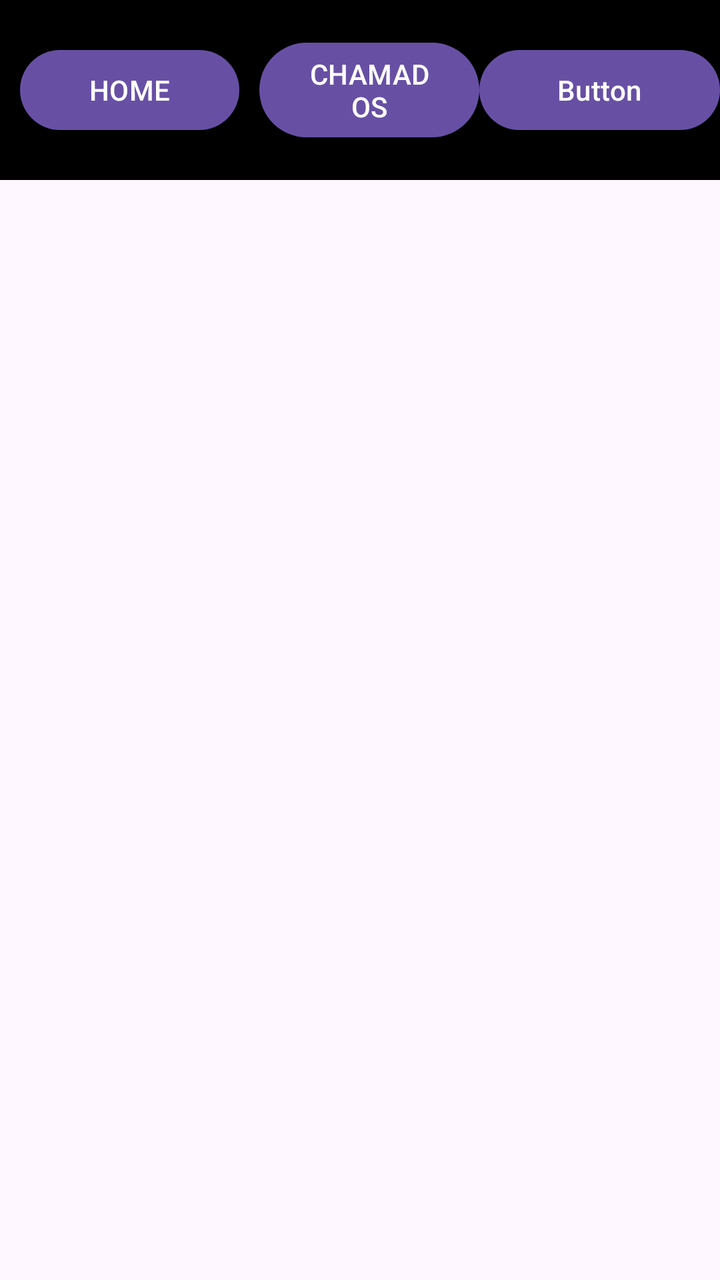
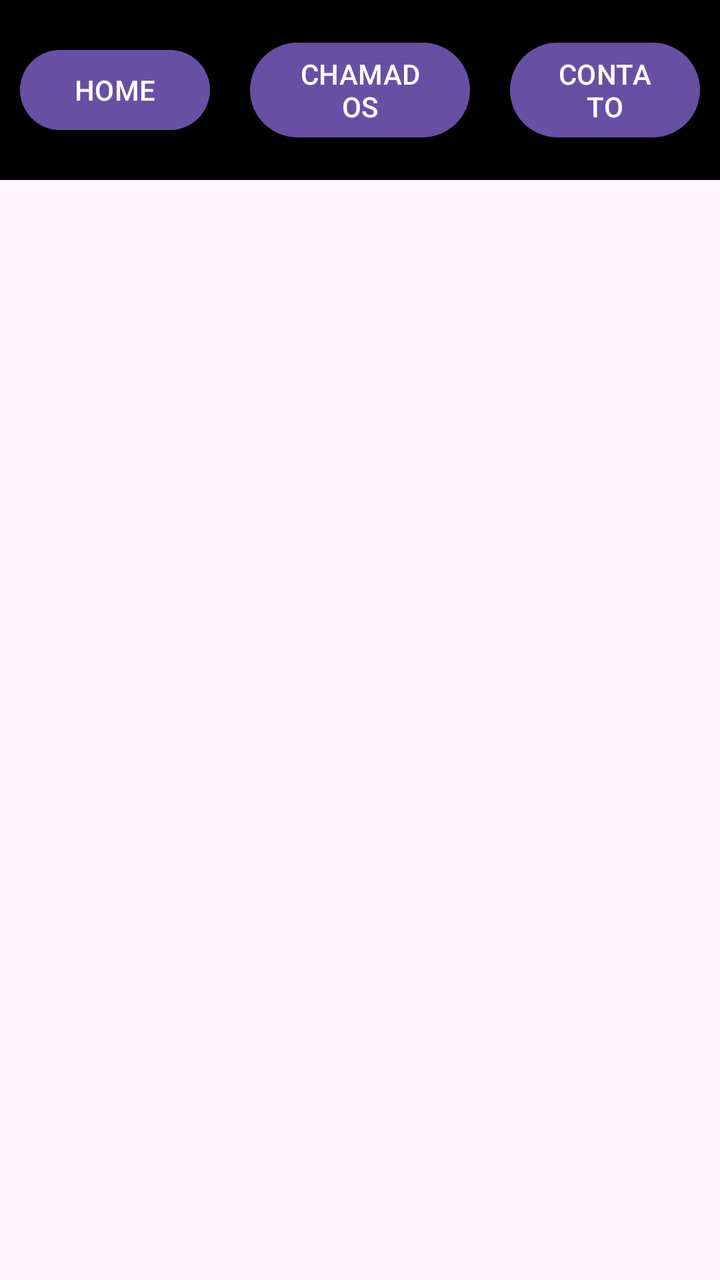

Before-and-after screenshots of an Android layout around one commit, followed by the original layout XML and the change that was made.
<!-- AndroidManifest.xml: application theme Theme.ProjetoOSsystemASP -->
<!-- res/layout/activity_main.xml -->
<?xml version="1.0" encoding="utf-8"?>
<LinearLayout xmlns:android="http://schemas.android.com/apk/res/android"
    xmlns:app="http://schemas.android.com/apk/res-auto"
    xmlns:tools="http://schemas.android.com/tools"
    android:id="@+id/main"
    android:layout_width="match_parent"
    android:layout_height="match_parent"
    android:orientation="vertical"
    tools:context=".MainActivity">

    <LinearLayout
        android:layout_width="match_parent"
        android:layout_height="90dp"
        android:background="#000000"
        android:gravity="center"
        android:orientation="horizontal">

        <Button
            android:id="@+id/btHome"
            android:layout_width="80dp"
            android:layout_height="wrap_content"
            android:layout_margin="10dp"
            android:layout_weight="1"
            android:text="HOME" />

        <Button
            android:id="@+id/btChamados"
            android:layout_width="80dp"
            android:layout_height="wrap_content"
            android:layout_weight="1"
            android:text="CHAMADOS" />

        <Button
            android:id="@+id/button3"
            android:layout_width="wrap_content"
            android:layout_height="wrap_content"
            android:layout_weight="1"
            android:text="Button" />
    </LinearLayout>
</LinearLayout>
<!-- resources referenced by this layout -->
<resources>
  <style name="Theme.ProjetoOSsystemASP" parent="Base.Theme.ProjetoOSsystemASP" />
  <style name="Base.Theme.ProjetoOSsystemASP" parent="Theme.Material3.DayNight.NoActionBar">
          
          
      </style>
</resources>

<!-- the commit's change to res/layout/activity_main.xml (unified diff, before → after) -->
@@ -17,7 +17,7 @@
 
         <Button
             android:id="@+id/btHome"
-            android:layout_width="80dp"
+            android:layout_width="75dp"
             android:layout_height="wrap_content"
             android:layout_margin="10dp"
             android:layout_weight="1"
@@ -25,16 +25,25 @@
 
         <Button
             android:id="@+id/btChamados"
-            android:layout_width="80dp"
+            android:layout_width="90dp"
             android:layout_height="wrap_content"
+            android:layout_margin="10dp"
             android:layout_weight="1"
             android:text="CHAMADOS" />
 
         <Button
-            android:id="@+id/button3"
-            android:layout_width="wrap_content"
+            android:id="@+id/btContato"
+            android:layout_width="75dp"
             android:layout_height="wrap_content"
+            android:layout_margin="10dp"
             android:layout_weight="1"
-            android:text="Button" />
+            android:text="CONTATO" />
     </LinearLayout>
+
+    <FrameLayout
+        android:id="@+id/frameLayout"
+        android:layout_width="match_parent"
+        android:layout_height="match_parent">
+
+    </FrameLayout>
 </LinearLayout>
